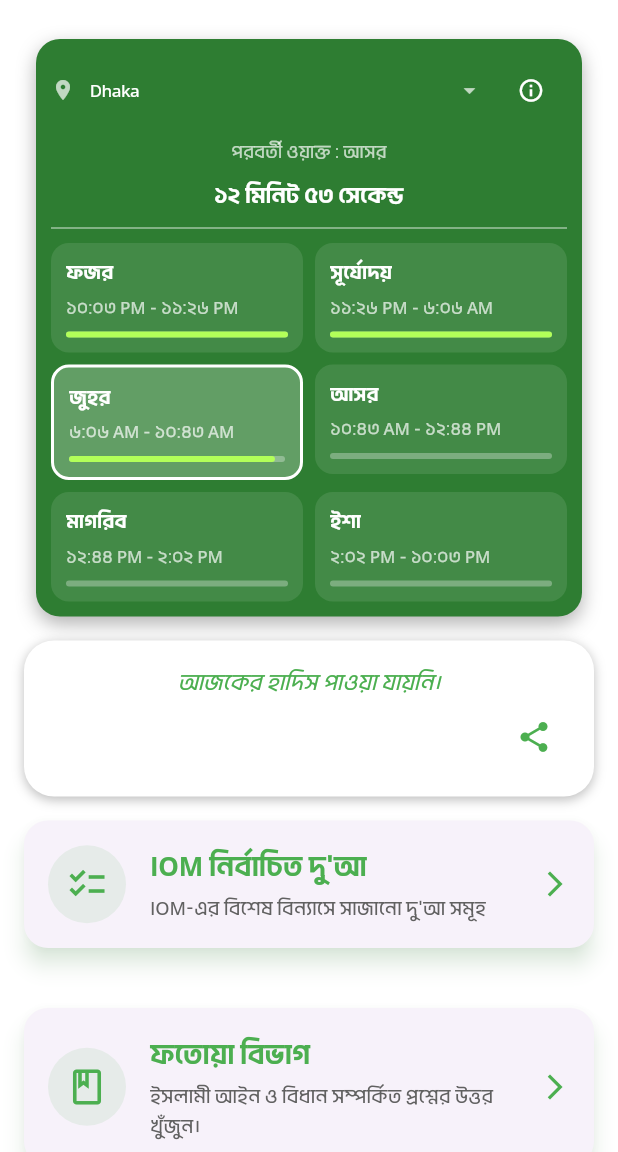
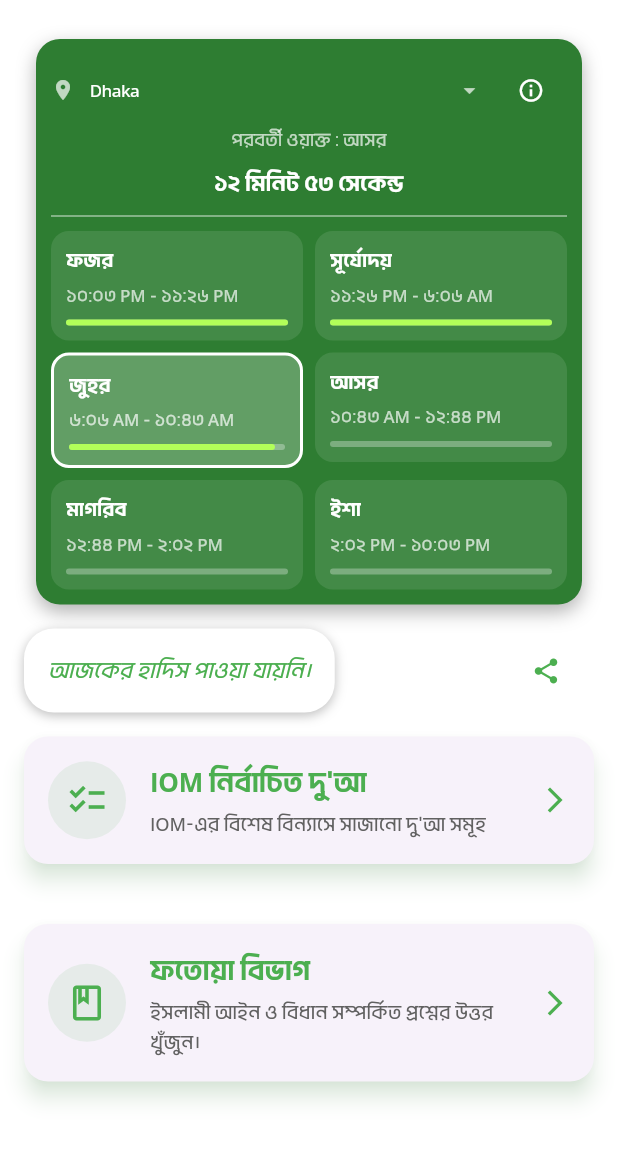
Before and after one commit to mdsiamulislam/IOM-Daily-Azkar, a Flutter app: the screen it shows after launch, on a phone screen of 412 x 824 dp, the part 84-1236 px from its top. Run offline on Flutter 3.47's test engine with Material 3 defaults, Android fonts, the phone set to English and light mode, and no system bars; our stand-ins replace adhan, flutter_local_notifications, font_awesome_flutter, package_info_plus, share_plus, shared_preferences and 2 more; network calls fail.

Commit message:
feat: enhance Hadith card layout and improve priority label styling

```diff
--- a/lib/features/home/presentation/screens/home_page.dart
+++ b/lib/features/home/presentation/screens/home_page.dart
@@ -407,12 +407,16 @@ class _HomeScreenState extends State<HomeScreen> with AutomaticKeepAliveClientMi
   }
 
   Widget _buildHadithCard(String text, String ref) {
-    return Container(
+    return Stack(
+      children: [
+        Container(
           padding: const EdgeInsets.all(16),
           decoration: BoxDecoration(
             color: AppColors.white,
             borderRadius: BorderRadius.circular(20),
-        boxShadow: const [BoxShadow(color: Colors.black26, blurRadius: 6, offset: Offset(0, 2))],
+            boxShadow: const [
+              BoxShadow(color: Colors.black26, blurRadius: 6, offset: Offset(0, 2))
+            ],
           ),
           child: Column(
             children: [
@@ -424,29 +428,33 @@ class _HomeScreenState extends State<HomeScreen> with AutomaticKeepAliveClientMi
                   color: AppColors.primaryGreen,
                   fontStyle: FontStyle.italic,
                   height: 1.5,
-              )
+                ),
               ),
               if (ref.isNotEmpty) ...[
                 const SizedBox(height: 12),
                 Text(
                   "রেফারেন্স: $ref",
                   textAlign: TextAlign.center,
-                style: const TextStyle(
-                  fontSize: 14,
-                  color: AppColors.primaryGreen,
+                  style: TextStyle(
+                    fontSize: 12,
+                    fontStyle: FontStyle.italic,
+                    color: AppColors.primaryGreen .withOpacity(0.7),
                     fontWeight: FontWeight.w500,
-                )
+                  ),
                 ),
               ],
-          Align(
-            alignment: Alignment.centerRight,
+            ],
+          ),
+        ),
+        Positioned(
+          bottom: 4,
+          right: 8,
           child: IconButton(
-              icon: const Icon(Icons.share, color: AppColors.primaryGreen),
+            icon: const Icon(Icons.share, color: AppColors.primaryGreen, size: 20),
             onPressed: () => Share.share("$text${ref.isNotEmpty ? '\n\nহাদিস: $ref' : ''}"),
           ),
         ),
       ],
-      ),
     );
   }
 
--- a/lib/features/prayer_times/presentation/widgets/prayer_time_widget.dart
+++ b/lib/features/prayer_times/presentation/widgets/prayer_time_widget.dart
@@ -327,7 +327,6 @@ class _CombinedPrayerTimesWidgetState extends State<CombinedPrayerTimesWidget> {
             ],
           ),
 
-          SizedBox(height: isSmallScreen ? 6 : 8),
 
           // Main Display for Current/Next Prayer (responsive)
           Column(
```
Also changed, not shown: lib/features/dua/presentation/screens/iom_daily_azkar_dua_list_screen.dart (+23 -6 lines). Lines whose indentation alone changed are shown as unchanged.
